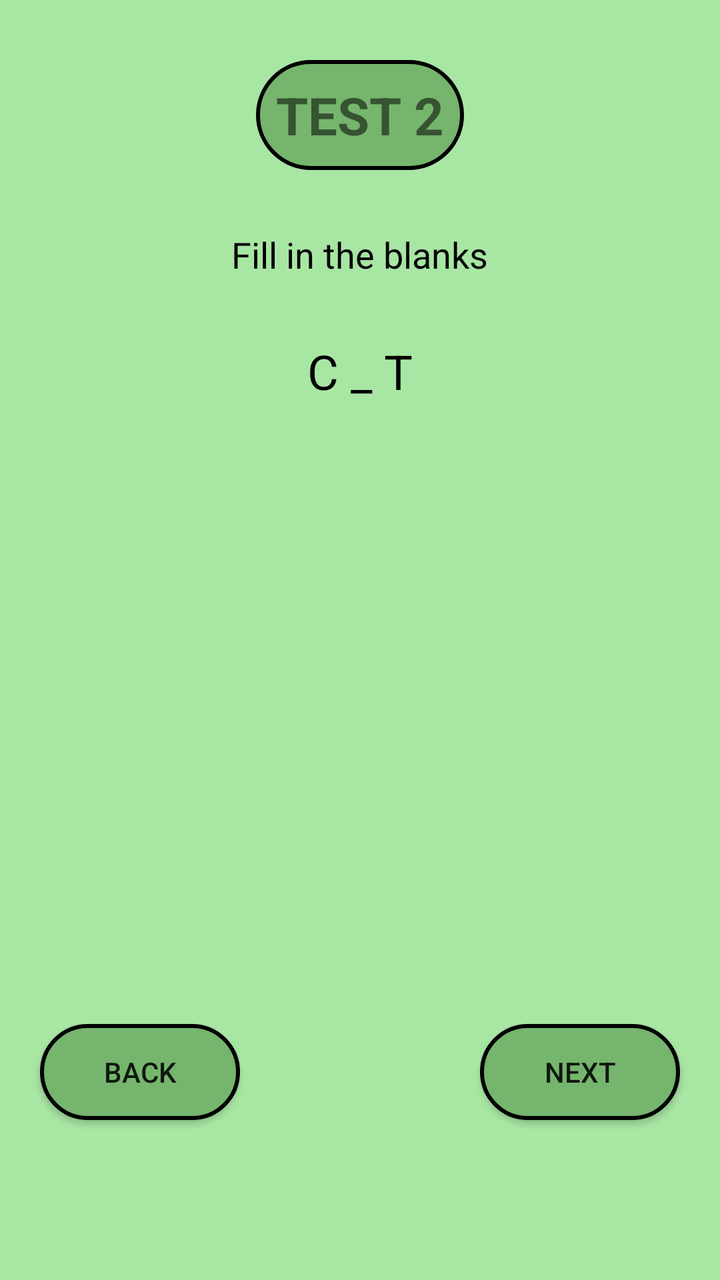
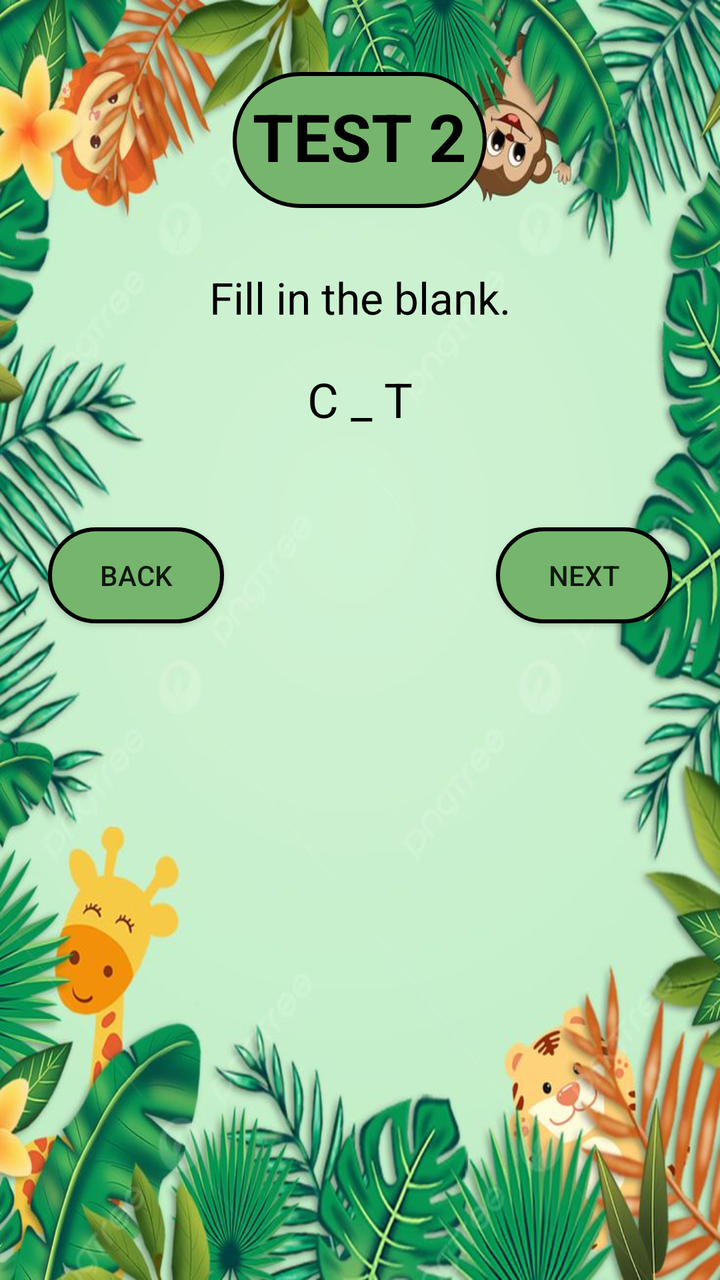

Screens rendered from an Android XML layout before and after an edit, with the pre-edit source and the edit as a unified diff.
<!-- AndroidManifest.xml: application theme AppTheme -->
<!-- res/layout/missing_letter_test_layout.xml -->
<?xml version="1.0" encoding="utf-8"?>
<RelativeLayout xmlns:android="http://schemas.android.com/apk/res/android"
    android:layout_width="match_parent"
    android:layout_height="match_parent"
    android:background="#A8E6A3">

    
    <TextView
        android:id="@+id/testTitle"
        android:layout_width="wrap_content"
        android:layout_height="wrap_content"
        android:text="TEST 2"
        android:textSize="26sp"
        android:textStyle="bold"
        android:layout_centerHorizontal="true"
        android:layout_marginTop="30dp"
        android:background="@drawable/round_corners"
        android:padding="10dp" />

    
    <LinearLayout
        android:id="@+id/centerContainer"
        android:layout_width="match_parent"
        android:layout_height="wrap_content"
        android:layout_below="@id/testTitle"
        android:layout_above="@id/backButton"
        android:layout_marginTop="10dp"
        android:layout_marginBottom="20dp"
        android:orientation="vertical"
        android:gravity="center_horizontal">

        
        <TextView
            android:id="@+id/instructionText"
            android:layout_width="wrap_content"
            android:layout_height="wrap_content"
            android:text="Fill in the blanks"
            android:textSize="18sp"
            android:textColor="#000000"
            android:layout_marginTop="20dp"
            android:layout_gravity="center_horizontal" />

        
        <TextView
            android:id="@+id/questionText"
            android:layout_width="wrap_content"
            android:layout_height="wrap_content"
            android:text="C _ T"
            android:textSize="24sp"
            android:textColor="#000000"
            android:layout_marginTop="30dp"
            android:layout_gravity="center_horizontal" />

        
        <GridLayout
            android:id="@+id/optionsLayout"
            android:layout_width="wrap_content"
            android:layout_height="wrap_content"
            android:layout_marginTop="30dp"
            android:columnCount="2"
            android:alignmentMode="alignMargins"
            android:rowCount="2"
            android:layout_gravity="center_horizontal"
            android:padding="8dp" />
    </LinearLayout>

    
    <Button
        android:id="@+id/backButton"
        android:layout_width="100dp"
        android:layout_height="wrap_content"
        android:text="BACK"
        android:background="@drawable/round_corners"
        android:layout_alignParentStart="true"
        android:layout_alignParentBottom="true"
        android:layout_marginStart="20dp"
        android:layout_marginBottom="80dp" />

    <Button
        android:id="@+id/nextButton"
        android:layout_width="100dp"
        android:layout_height="wrap_content"
        android:text="NEXT"
        android:background="@drawable/round_corners"
        android:layout_alignParentEnd="true"
        android:layout_alignParentBottom="true"
        android:layout_marginEnd="20dp"
        android:layout_marginBottom="80dp" />

    
    <ImageView
        android:id="@+id/homeIcon"
        android:layout_width="40dp"
        android:layout_height="40dp"
        android:layout_alignParentStart="true"
        android:layout_alignParentBottom="true"
        android:layout_marginStart="30dp"
        android:layout_marginBottom="20dp" />

    <ImageView
        android:id="@+id/settingsIcon"
        android:layout_width="40dp"
        android:layout_height="40dp"
        android:layout_alignParentEnd="true"
        android:layout_alignParentBottom="true"
        android:layout_marginEnd="30dp"
        android:layout_marginBottom="20dp" />

</RelativeLayout>
<!-- resources referenced by this layout -->
<resources>
  <!-- drawable round_corners (drawable) -->
  <?xml version="1.0" encoding="utf-8"?>
  <shape xmlns:android="http://schemas.android.com/apk/res/android">
      <solid android:color="#76B56D" /> 
      <corners android:radius="50dp" />
      <stroke
          android:color="#000000"
          android:width="2dp"/>
  </shape>
  <style name="AppTheme" parent="Theme.AppCompat.Light.NoActionBar">
          <item name="colorButtonNormal">@null</item>
      </style>
</resources>

<!-- the commit's change to res/layout/missing_letter_test_layout.xml (unified diff, before → after) -->
@@ -1,109 +1,87 @@
 <?xml version="1.0" encoding="utf-8"?>
-<RelativeLayout xmlns:android="http://schemas.android.com/apk/res/android"
+<LinearLayout xmlns:android="http://schemas.android.com/apk/res/android"
+    android:orientation="vertical"
     android:layout_width="match_parent"
     android:layout_height="match_parent"
-    android:background="#A8E6A3">
+    android:background="@drawable/background1"
+    android:padding="16dp">
 
     
     <TextView
-        android:id="@+id/testTitle"
+        android:id="@+id/testButton"
+        android:layout_width="wrap_content"
+        android:layout_height="68dp"
+        android:layout_marginTop="20dp"
+        android:background="@drawable/round_corners"
+        android:padding="10dp"
+        android:text="TEST 2"
+        android:textSize="33sp"
+        android:textColor="#000000"
+        android:textStyle="bold"
+        android:layout_gravity="center_horizontal"
+        android:layout_centerHorizontal="true" />
+
+    
+    <TextView
+        android:id="@+id/instructionText"
         android:layout_width="wrap_content"
         android:layout_height="wrap_content"
-        android:text="TEST 2"
-        android:textSize="26sp"
-        android:textStyle="bold"
-        android:layout_centerHorizontal="true"
-        android:layout_marginTop="30dp"
-        android:background="@drawable/round_corners"
+        android:text="Fill in the blank."
+        android:textSize="22sp"
+        android:textColor="#000000"
+        android:layout_gravity="center"
+        android:layout_marginTop="30dp" />
+
+    
+    <TextView
+        android:id="@+id/questionText"
+        android:layout_width="wrap_content"
+        android:layout_height="wrap_content"
+        android:text="C _ T"
+        android:textSize="24sp"
+        android:textColor="#000000"
+        android:layout_gravity="center"
+        android:layout_marginTop="20dp" />
+
+    
+    <GridLayout
+        android:id="@+id/optionsLayout"
+        android:layout_width="wrap_content"
+        android:layout_height="wrap_content"
+        android:layout_gravity="center"
+        android:columnCount="2"
+        android:rowCount="2"
         android:padding="10dp" />
 
     
     <LinearLayout
-        android:id="@+id/centerContainer"
         android:layout_width="match_parent"
         android:layout_height="wrap_content"
-        android:layout_below="@id/testTitle"
-        android:layout_above="@id/backButton"
-        android:layout_marginTop="10dp"
-        android:layout_marginBottom="20dp"
-        android:orientation="vertical"
-        android:gravity="center_horizontal">
+        android:orientation="horizontal"
+        android:gravity="center"
+        android:layout_marginTop="20dp">
 
-        
-        <TextView
-            android:id="@+id/instructionText"
+        <Button
+            android:id="@+id/backButton"
             android:layout_width="wrap_content"
             android:layout_height="wrap_content"
-            android:text="Fill in the blanks"
-            android:textSize="18sp"
-            android:textColor="#000000"
-            android:layout_marginTop="20dp"
-            android:layout_gravity="center_horizontal" />
+            android:layout_margin="8dp"
+            android:background="@drawable/round_corners"
+            android:text="BACK" />
 
-        
-        <TextView
-            android:id="@+id/questionText"
+        <View
+            android:layout_width="0dp"
+            android:layout_height="0dp"
+            android:layout_weight="1" />
+
+        <Button
+            android:id="@+id/nextButton"
             android:layout_width="wrap_content"
             android:layout_height="wrap_content"
-            android:text="C _ T"
-            android:textSize="24sp"
-            android:textColor="#000000"
-            android:layout_marginTop="30dp"
-            android:layout_gravity="center_horizontal" />
+            android:layout_margin="8dp"
+            android:background="@drawable/round_corners"
+            android:text="NEXT" />
 
-        
-        <GridLayout
-            android:id="@+id/optionsLayout"
-            android:layout_width="wrap_content"
-            android:layout_height="wrap_content"
-            android:layout_marginTop="30dp"
-            android:columnCount="2"
-            android:alignmentMode="alignMargins"
-            android:rowCount="2"
-            android:layout_gravity="center_horizontal"
-            android:padding="8dp" />
     </LinearLayout>
 
-    
-    <Button
-        android:id="@+id/backButton"
-        android:layout_width="100dp"
-        android:layout_height="wrap_content"
-        android:text="BACK"
-        android:background="@drawable/round_corners"
-        android:layout_alignParentStart="true"
-        android:layout_alignParentBottom="true"
-        android:layout_marginStart="20dp"
-        android:layout_marginBottom="80dp" />
-
-    <Button
-        android:id="@+id/nextButton"
-        android:layout_width="100dp"
-        android:layout_height="wrap_content"
-        android:text="NEXT"
-        android:background="@drawable/round_corners"
-        android:layout_alignParentEnd="true"
-        android:layout_alignParentBottom="true"
-        android:layout_marginEnd="20dp"
-        android:layout_marginBottom="80dp" />
-
-    
-    <ImageView
-        android:id="@+id/homeIcon"
-        android:layout_width="40dp"
-        android:layout_height="40dp"
-        android:layout_alignParentStart="true"
-        android:layout_alignParentBottom="true"
-        android:layout_marginStart="30dp"
-        android:layout_marginBottom="20dp" />
-
-    <ImageView
-        android:id="@+id/settingsIcon"
-        android:layout_width="40dp"
-        android:layout_height="40dp"
-        android:layout_alignParentEnd="true"
-        android:layout_alignParentBottom="true"
-        android:layout_marginEnd="30dp"
-        android:layout_marginBottom="20dp" />
-
-</RelativeLayout>
+</LinearLayout>
<!-- resource entries referenced after the edit -->
@@ -1,5 +1,6 @@
 <!-- resources referenced by this layout -->
 <resources>
+  <!-- drawable background1: jpeg bitmap (drawable, 101759 bytes) -->
   <!-- drawable round_corners (drawable) -->
   <?xml version="1.0" encoding="utf-8"?>
   <shape xmlns:android="http://schemas.android.com/apk/res/android">
